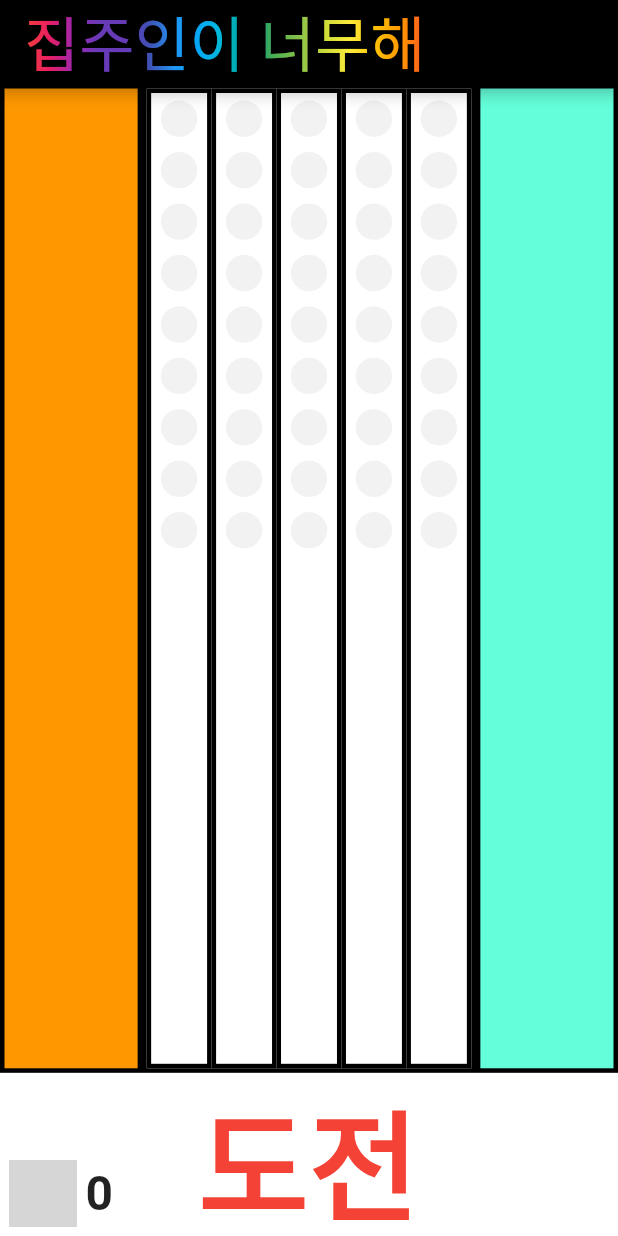
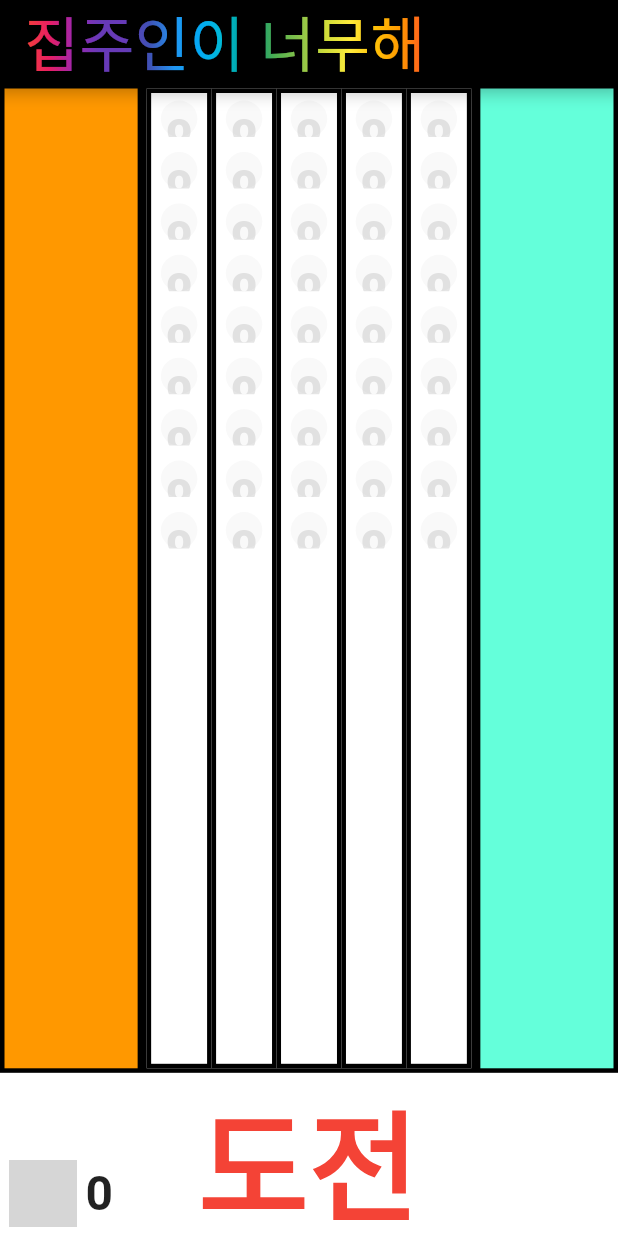
Before and after one commit to Seokhyeon-Park/luck_be_a_nj, a Flutter app: the screen it shows after launch, on a phone screen of 412 x 824 dp. Run offline on Flutter 3.47's test engine with Material 2 defaults, Android fonts, the phone set to English and light mode, and no system bars; missing offline and left inert: animated_button; Roboto replaces fonts that are missing (DungGeunMo); grey boxes are pictures that could not be loaded.

Commit message:
symbol 임시 아이콘 생성

```diff
--- a/lib/body/wheel/symbol/symbol.dart
+++ b/lib/body/wheel/symbol/symbol.dart
@@ -18,9 +18,18 @@ class Symbol extends StatelessWidget {
       margin: const EdgeInsets.all(5),
       decoration: BoxDecoration(
         borderRadius: BorderRadius.circular(22),
-        color: const Color.fromRGBO(0x7F, 0x7F, 0x7F, 0.1),
+        color: const Color.fromRGBO(0x7F, 0x7F, 0x7F, 0.05),
       ),
+      alignment: Alignment.center,
       // child: Image.asset(),
+      child: const Text(
+        'o',
+        style: TextStyle(
+          color: Color.fromRGBO(0x7F, 0x7F, 0x7F, 0.2),
+          fontWeight: FontWeight.w800,
+          fontSize: 30,
+        ),
+      ),
     );
   }
 }
```
